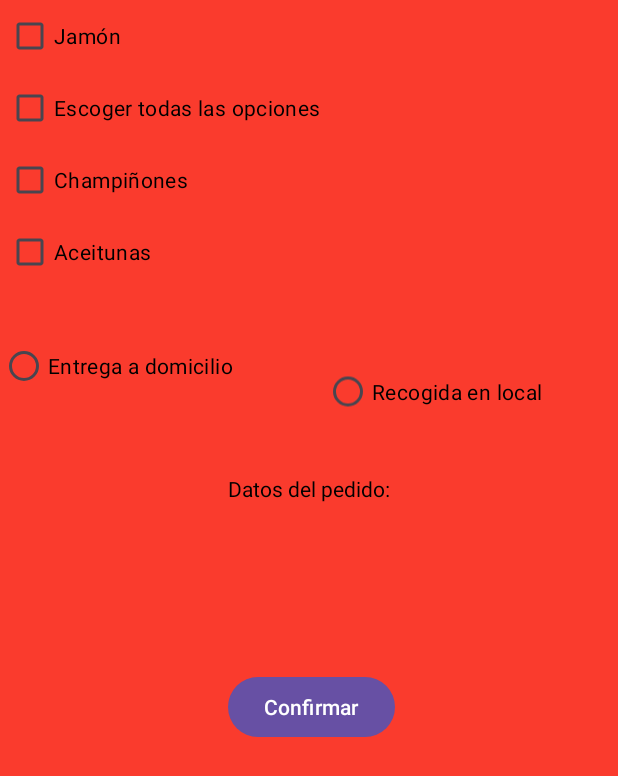
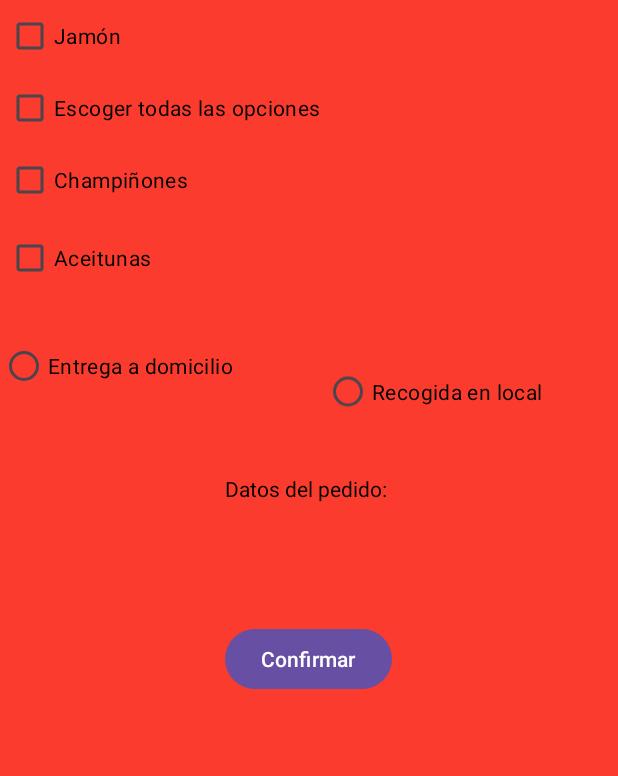
Before and after one commit to JertsM/Proyectos-Android-Studio, an Android app: the MainActivity screen opened directly, with no data from a screen before it, on a phone screen of 412 x 824 dp. Shown: the top 776 px of the screen. Run offline under Robolectric (Android 15) with nearby library versions, the phone set to English and light mode, and no system bars.

Commit message:
Update Proyectos

```diff
--- a/ServicioPizza/app/build.gradle.kts
+++ b/ServicioPizza/app/build.gradle.kts
@@ -42,6 +42,7 @@ android {
 dependencies {
 
     implementation("androidx.core:core-ktx:1.9.0")
+    implementation("com.google.android.material:material:1.10.0")
     implementation("androidx.appcompat:appcompat:1.6.1")
     implementation("com.google.android.material:material:1.10.0")
     implementation("androidx.constraintlayout:constraintlayout:2.1.4")
--- a/ServicioPizza/app/src/main/java/com/example/serviciopizza/MainActivityMauro.kt
+++ b/ServicioPizza/app/src/main/java/com/example/serviciopizza/MainActivityMauro.kt
@@ -7,6 +7,7 @@ import android.view.Menu
 import android.view.MenuItem
 import android.widget.TextView
 import android.widget.Toast
+import android.widget.Toolbar
 import androidx.appcompat.app.AlertDialog
 import com.example.serviciopizza.databinding.ActivityMainMauroBinding
 import java.lang.NumberFormatException
--- a/ServicioPizza/app/src/main/res/layout/activity_main_mauro.xml
+++ b/ServicioPizza/app/src/main/res/layout/activity_main_mauro.xml
@@ -8,7 +8,6 @@
     tools:context=".MainActivityMauro"
     tools:ignore="ExtraText"
     android:background="@color/red_light">
-
     <!-- Checkboxes -->
 
     <CheckBox
@@ -19,17 +18,7 @@
         android:text="@string/jamon"
         android:textColor="@color/black"
         app:layout_constraintStart_toStartOf="parent"
-        app:layout_constraintTop_toTopOf="parent"></CheckBox>
-
-    <CheckBox
-        android:id="@+id/cb_aceitunas"
-        android:layout_width="wrap_content"
-        android:layout_height="wrap_content"
-        android:layout_marginStart="4dp"
-        android:text="@string/aceitunas"
-        android:textColor="@color/black"
-        app:layout_constraintStart_toStartOf="parent"
-        app:layout_constraintTop_toBottomOf="@+id/cb_champi"></CheckBox>
+        app:layout_constraintTop_toBottomOf="@+id/toolbar"></CheckBox>
 
     <CheckBox
         android:id="@+id/cb_champi"
@@ -41,6 +30,19 @@
         app:layout_constraintStart_toStartOf="parent"
         app:layout_constraintTop_toBottomOf="@+id/cb_todasOpciones"></CheckBox>
 
+    <!-- Botones -->
+
+    <CheckBox
+        android:id="@+id/cb_aceitunas"
+        android:layout_width="wrap_content"
+        android:layout_height="wrap_content"
+        android:layout_marginStart="4dp"
+        android:layout_marginTop="4dp"
+        android:text="@string/aceitunas"
+        android:textColor="@color/black"
+        app:layout_constraintStart_toStartOf="parent"
+        app:layout_constraintTop_toBottomOf="@+id/cb_champi"></CheckBox>
+
     <CheckBox
         android:id="@+id/cb_todasOpciones"
         android:layout_width="wrap_content"
@@ -51,26 +53,13 @@
         app:layout_constraintStart_toStartOf="parent"
         app:layout_constraintTop_toBottomOf="@+id/cb_jamon"></CheckBox>
 
-    <Button
-        android:id="@+id/btnConfirmar"
-        android:layout_width="wrap_content"
-        android:layout_height="wrap_content"
-        android:layout_marginTop="56dp"
-        android:text="@string/confirmar"
-        app:layout_constraintEnd_toEndOf="parent"
-        app:layout_constraintHorizontal_bias="0.505"
-        app:layout_constraintStart_toStartOf="parent"
-        app:layout_constraintTop_toBottomOf="@+id/datosPedido" />
-
-    <!-- Botones -->
-
     <RadioGroup
         android:id="@+id/radioGroup"
         android:layout_width="0dp"
         android:layout_height="wrap_content"
-        android:layout_marginTop="28dp"
+        android:layout_marginTop="24dp"
         app:layout_constraintEnd_toEndOf="parent"
-        app:layout_constraintHorizontal_bias="0.0"
+        app:layout_constraintHorizontal_bias="1.0"
         app:layout_constraintStart_toStartOf="parent"
         app:layout_constraintTop_toBottomOf="@+id/cb_aceitunas">
 
@@ -94,6 +83,17 @@
 
     </RadioGroup>
 
+    <Button
+        android:id="@+id/btnConfirmar"
+        android:layout_width="wrap_content"
+        android:layout_height="wrap_content"
+        android:layout_marginTop="24dp"
+        android:text="@string/confirmar"
+        app:layout_constraintEnd_toEndOf="parent"
+        app:layout_constraintHorizontal_bias="0.498"
+        app:layout_constraintStart_toStartOf="parent"
+        app:layout_constraintTop_toBottomOf="@+id/datosPedido" />
+
     <TextView
         android:id="@+id/infoPedido"
         android:layout_width="wrap_content"
@@ -102,6 +102,7 @@
         android:textColor="@color/black"
         app:layout_constraintBottom_toTopOf="@+id/datosPedido"
         app:layout_constraintEnd_toEndOf="parent"
+        app:layout_constraintHorizontal_bias="0.493"
         app:layout_constraintStart_toStartOf="parent"
         app:layout_constraintTop_toBottomOf="@+id/radioGroup"
         app:layout_constraintVertical_bias="0.0"></TextView>
--- a/ServicioPizza/app/src/main/res/menu/main_menu.xml
+++ b/ServicioPizza/app/src/main/res/menu/main_menu.xml
@@ -1,7 +1,5 @@
 <?xml version="1.0" encoding="utf-8"?>
-<menu xmlns:android="http://schemas.android.com/apk/res/android"
-    xmlns:app="http://schemas.android.com/apk/res-auto">
-
+<menu xmlns:android="http://schemas.android.com/apk/res/android">
     <item
         android:id="@+id/itmOpciones"
         android:title="Opciones"
--- a/ServicioPizza/app/src/main/res/values/colors.xml
+++ b/ServicioPizza/app/src/main/res/values/colors.xml
@@ -3,4 +3,6 @@
     <color name="black">#FF000000</color>
     <color name="white">#FFFFFFFF</color>
     <color name="red_light">#FA3B2D</color>
+
+    <color name="rojoScuro">#8C2519</color>
 </resources>
```
Also changed, not shown: ServicioPizza/app/src/main/res/layout/action_bar_toolbar.xml (added, +16 -0 lines), ServicioPizza/app/src/main/res/values/styles.xml (+8 -2 lines), CalculadoraM/app/src/main/res/a560eccbb15f9c6d59971ab1d300dceb.jpg (added).
